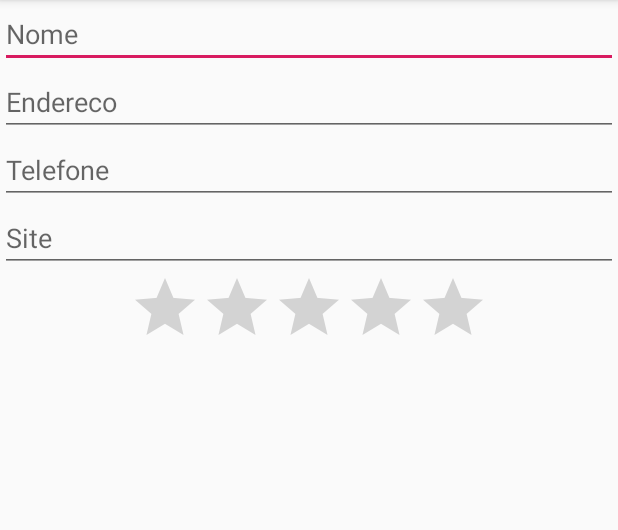
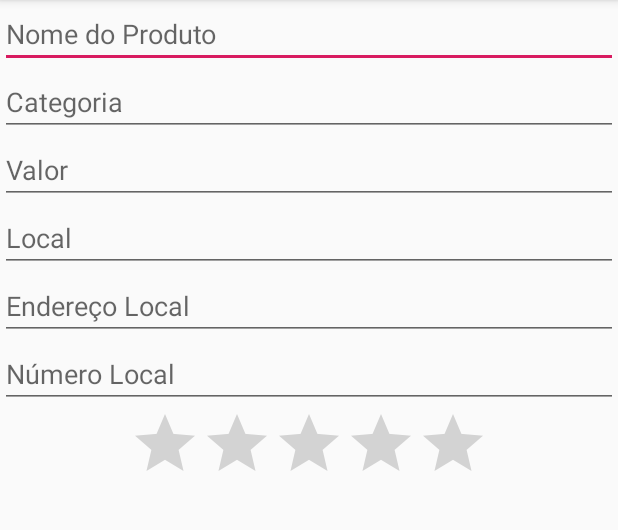
Before and after one commit to guicavicci2019/easybeasy, an Android app: the FormularioActivity screen opened directly, with no data from a screen before it, on a phone screen of 412 x 824 dp, the part 84-614 px from its top. Run offline under Robolectric (Android 15) with nearby library versions, the phone set to English and light mode, and no system bars.

Commit message:
alteração formulario de produtos

```diff
--- a/app/src/main/java/br/com/fiap/easybeasy/ListaProdutosActivity.java
+++ b/app/src/main/java/br/com/fiap/easybeasy/ListaProdutosActivity.java
@@ -16,7 +16,7 @@ public class ListaProdutosActivity extends AppCompatActivity {
         setContentView(R.layout.activity_lista_produtos);
 
         String[] produtos = {"Tenis Adidas", "Jaqueta de Couro"};
-        ListView listaProdutos = (ListView) findViewById(R.id.lista_alunos);
+        ListView listaProdutos = (ListView) findViewById(R.id.lista_produtos);
         ArrayAdapter<String> arrayAdapter = new ArrayAdapter<String>(this, android.R.layout.simple_list_item_1, produtos);
         listaProdutos.setAdapter(arrayAdapter);
 
--- a/app/src/main/res/layout/activity_formulario.xml
+++ b/app/src/main/res/layout/activity_formulario.xml
@@ -11,28 +11,40 @@
         android:orientation="vertical">
 
         <EditText
-            android:hint="Nome"
+            android:hint="Nome do Produto"
             android:layout_width="match_parent"
             android:layout_height="wrap_content"
             android:id="@+id/formulario_nome"/>
 
         <EditText
-            android:hint="Endereco"
+            android:hint="Categoria"
             android:layout_width="match_parent"
             android:layout_height="wrap_content"
-            android:id="@+id/formulario_endereco"/>
+            android:id="@+id/formulario_categoria"/>
 
         <EditText
-            android:hint="Telefone"
+            android:hint="Valor"
             android:layout_width="match_parent"
             android:layout_height="wrap_content"
-            android:id="@+id/formulario_telefone"/>
+            android:id="@+id/formulario_valor"/>
 
         <EditText
-            android:hint="Site"
+            android:hint="Local"
             android:layout_width="match_parent"
             android:layout_height="wrap_content"
-            android:id="@+id/formulario_site"/>
+            android:id="@+id/formulario_loja"/>
+
+        <EditText
+            android:hint="Endereço Local"
+            android:layout_width="match_parent"
+            android:layout_height="wrap_content"
+            android:id="@+id/formulario_end_local"/>
+
+        <EditText
+            android:hint="Número Local"
+            android:layout_width="match_parent"
+            android:layout_height="wrap_content"
+            android:id="@+id/formulario_numero_local"/>
 
         <RatingBar
             android:layout_width="wrap_content"
--- a/app/src/main/res/layout/activity_lista_produtos.xml
+++ b/app/src/main/res/layout/activity_lista_produtos.xml
@@ -6,9 +6,10 @@
     android:orientation="vertical">
 
    <ListView
+
        android:layout_width="match_parent"
        android:layout_height="wrap_content"
-       android:id="@+id/lista_alunos"/>
+       android:id="@+id/lista_produtos"/>
 
    <Button
        android:layout_width="56dp"
```
